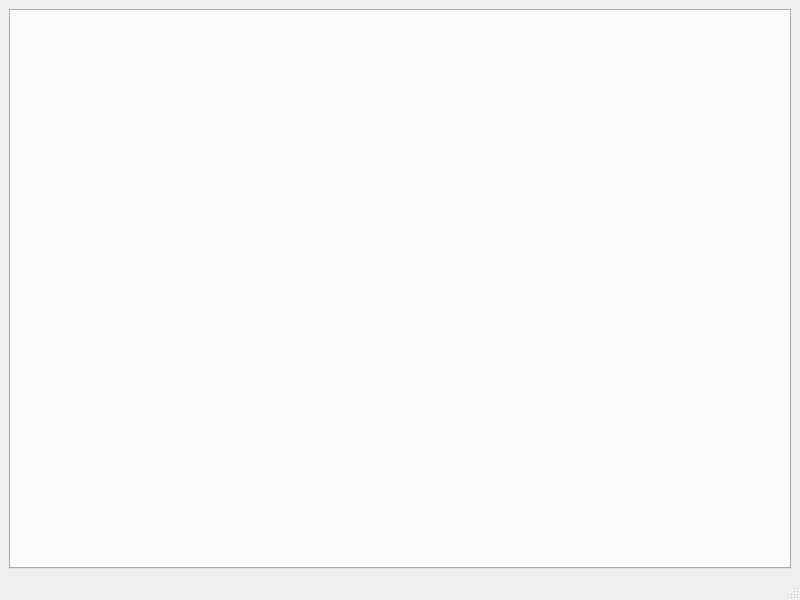
First picture: the form in ui/optc.ui, repository Fabiobreo/Optc-ToolBox, before the edit.
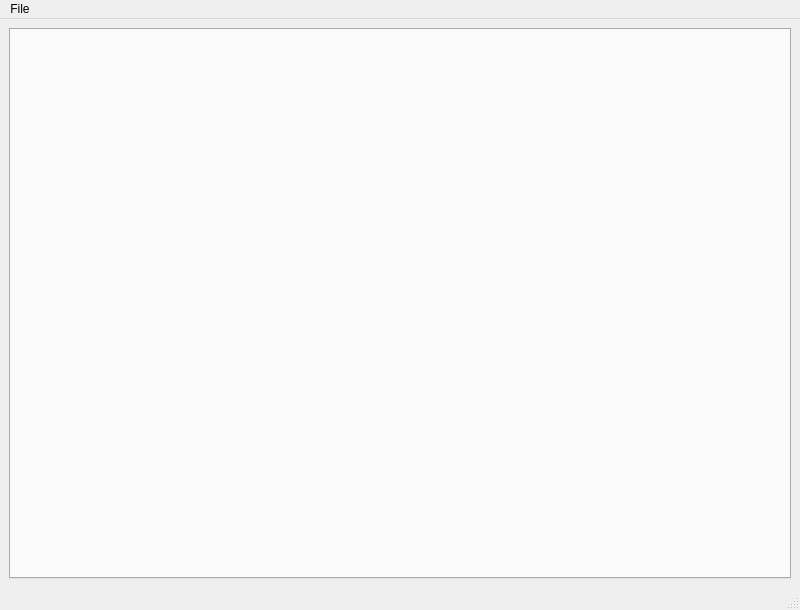
Second picture: the form after the edit.

```diff
--- a/ui/optc.ui
+++ b/ui/optc.ui
@@ -7,7 +7,7 @@
     <x>0</x>
     <y>0</y>
     <width>800</width>
-    <height>600</height>
+    <height>610</height>
    </rect>
   </property>
   <property name="sizePolicy">
@@ -23,6 +23,9 @@
    <layout class="QHBoxLayout" name="horizontalLayout">
     <item>
      <widget class="QTabWidget" name="tabWidget">
+      <property name="tabPosition">
+       <enum>QTabWidget::West</enum>
+      </property>
       <property name="currentIndex">
        <number>-1</number>
       </property>
@@ -39,8 +42,33 @@
      <height>20</height>
     </rect>
    </property>
+   <property name="sizePolicy">
+    <sizepolicy hsizetype="MinimumExpanding" vsizetype="Fixed">
+     <horstretch>0</horstretch>
+     <verstretch>0</verstretch>
+    </sizepolicy>
+   </property>
+   <widget class="QMenu" name="menuFile">
+    <property name="title">
+     <string>File</string>
+    </property>
+    <addaction name="actionLogout"/>
+   </widget>
+   <addaction name="menuFile"/>
   </widget>
-  <widget class="QStatusBar" name="statusbar"/>
+  <widget class="QStatusBar" name="statusbar">
+   <property name="sizePolicy">
+    <sizepolicy hsizetype="Preferred" vsizetype="Fixed">
+     <horstretch>0</horstretch>
+     <verstretch>0</verstretch>
+    </sizepolicy>
+   </property>
+  </widget>
+  <action name="actionLogout">
+   <property name="text">
+    <string>Logout</string>
+   </property>
+  </action>
  </widget>
  <resources/>
  <connections/>
```
